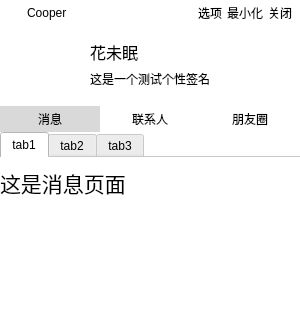
This is view/MainWidget.ui in linhaojun857/cooper-im-client as Qt 5 draws it before an edit; both pictures show x 0 to 300 and y 0 to 320 of the 300 by 635 pixel window. The edited form follows.
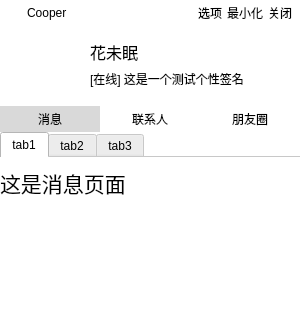
This is the edited form. Icons and pictures are not drawn.

Patch:
```diff
--- a/view/MainWidget.ui
+++ b/view/MainWidget.ui
@@ -79,12 +79,12 @@
      <rect>
       <x>90</x>
       <y>43</y>
-      <width>150</width>
+      <width>200</width>
       <height>20</height>
      </rect>
     </property>
     <property name="text">
-     <string>这是一个测试个性签名</string>
+     <string>[在线] 这是一个测试个性签名</string>
     </property>
    </widget>
   </widget>
```
Left out of the diff: 5 changed lines with no effect on the pictures.
